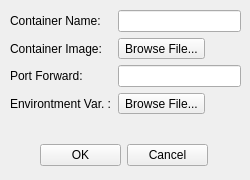
Old version of the form netflux5g-editor/src/gui/ui/DockerHost_properties.ui in the repository adaptivenetworklab/NetFlux5G.
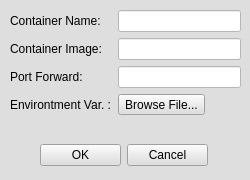
New version of the form.

Patch:
```diff
--- a/netflux5g-editor/src/gui/ui/DockerHost_properties.ui
+++ b/netflux5g-editor/src/gui/ui/DockerHost_properties.ui
@@ -13,6 +13,9 @@
   <property name="windowTitle">
    <string>MainWindow</string>
   </property>
+  <property name="styleSheet">
+   <string notr="true">background-color: rgb(222, 222, 222);</string>
+  </property>
   <widget class="QWidget" name="centralwidget">
    <widget class="QWidget" name="gridLayoutWidget">
     <property name="geometry">
@@ -61,7 +64,11 @@
       </widget>
      </item>
      <item row="0" column="1">
-      <widget class="QLineEdit" name="lineEdit"/>
+      <widget class="QLineEdit" name="DockerHost_ContainerName">
+       <property name="styleSheet">
+        <string notr="true">background-color: rgb(255, 255, 255);</string>
+       </property>
+      </widget>
      </item>
      <item row="1" column="0">
       <widget class="QLabel" name="label_2">
@@ -84,15 +91,12 @@
        </property>
       </widget>
      </item>
-     <item row="1" column="1">
-      <widget class="QToolButton" name="toolButton">
-       <property name="text">
-        <string>Browse File...</string>
-       </property>
-      </widget>
-     </item>
      <item row="2" column="1">
-      <widget class="QLineEdit" name="lineEdit_2"/>
+      <widget class="QLineEdit" name="DockerHost_PortForward">
+       <property name="styleSheet">
+        <string notr="true">background-color: rgb(255, 255, 255);</string>
+       </property>
+      </widget>
      </item>
      <item row="3" column="1">
       <widget class="QToolButton" name="toolButton_2">
@@ -101,6 +105,13 @@
        </property>
       </widget>
      </item>
+     <item row="1" column="1">
+      <widget class="QLineEdit" name="DockerHost_ContainerImage">
+       <property name="styleSheet">
+        <string notr="true">background-color: rgb(255, 255, 255);</string>
+       </property>
+      </widget>
+     </item>
     </layout>
    </widget>
   </widget>
```
Left out of the diff: 6 changed lines with no effect on the pictures.
